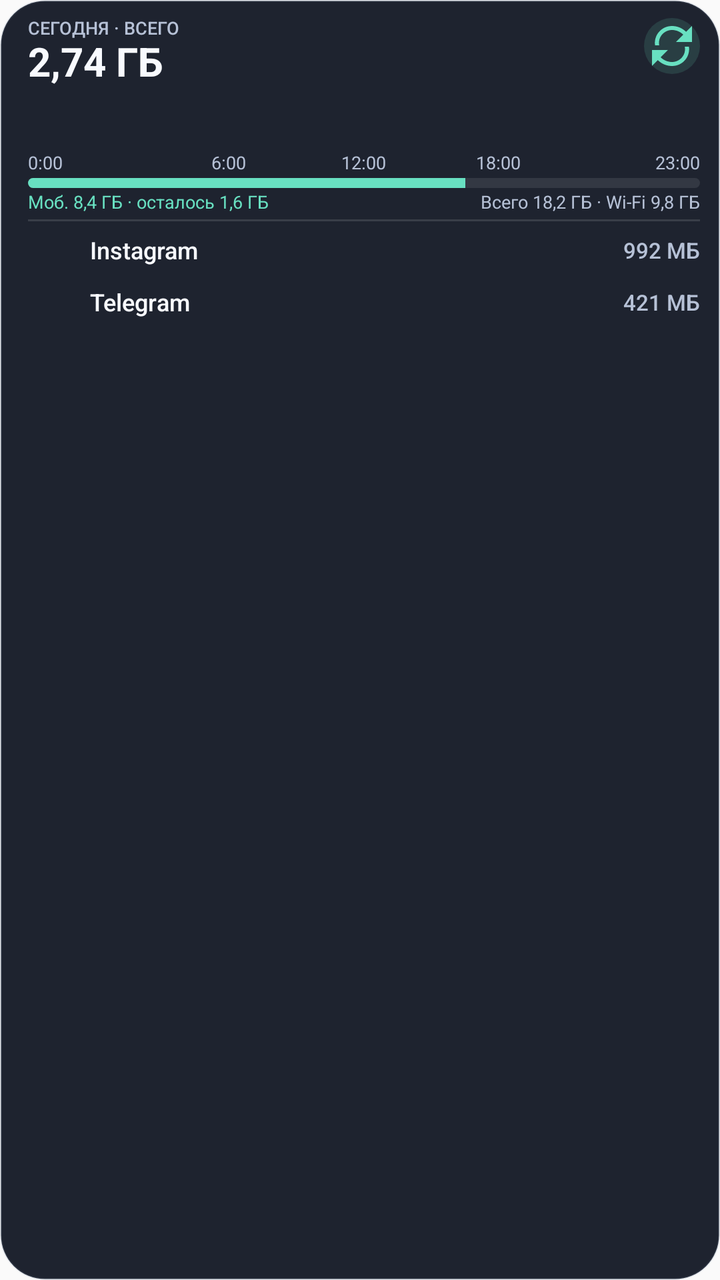
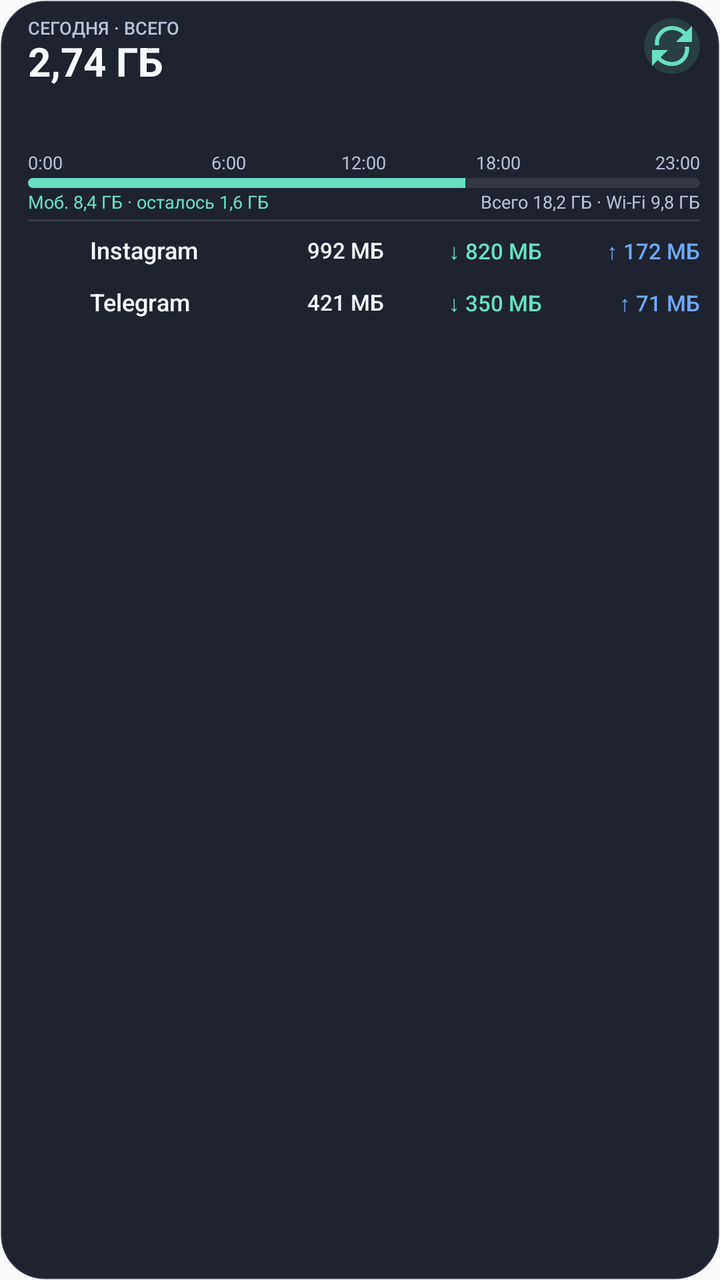

Screens rendered from an Android XML layout before and after an edit, with the pre-edit source and the edit as a unified diff.
<!-- AndroidManifest.xml: application theme Theme.App_monitoring -->
<!-- res/layout/widget_large_hourly.xml -->
<?xml version="1.0" encoding="utf-8"?>
<FrameLayout xmlns:android="http://schemas.android.com/apk/res/android"
    android:id="@+id/widget_root"
    android:layout_width="match_parent"
    android:layout_height="match_parent"
    android:background="@drawable/widget_background"
    android:paddingStart="14dp"
    android:paddingTop="9dp"
    android:paddingEnd="10dp"
    android:paddingBottom="8dp">

    <LinearLayout
        android:layout_width="match_parent"
        android:layout_height="match_parent"
        android:orientation="vertical">

        <LinearLayout
            android:layout_width="match_parent"
            android:layout_height="wrap_content"
            android:gravity="center_vertical"
            android:paddingEnd="30dp"
            android:orientation="horizontal">
            <LinearLayout
                android:layout_width="0dp"
                android:layout_height="wrap_content"
                android:layout_weight="1"
                android:orientation="vertical">
                <TextView
                    style="@style/WidgetLabel"
                    android:text="СЕГОДНЯ · ВСЕГО" />
                <TextView
                    android:id="@+id/large_hourly_today_total"
                    style="@style/WidgetValue"
                    android:text="2,74 ГБ"
                    android:textSize="20sp" />
            </LinearLayout>
        </LinearLayout>

        <ImageView
            android:id="@+id/large_hourly_chart"
            android:layout_width="match_parent"
            android:layout_height="31dp"
            android:layout_marginTop="2dp"
            android:contentDescription="@string/widget_hourly_chart"
            android:scaleType="fitXY" />

        <LinearLayout
            android:layout_width="match_parent"
            android:layout_height="wrap_content"
            android:orientation="horizontal">
            <TextView style="@style/WidgetMeta" android:layout_width="0dp" android:layout_weight="1" android:text="0:00" />
            <TextView style="@style/WidgetMeta" android:layout_width="0dp" android:layout_weight="1" android:gravity="center" android:text="6:00" />
            <TextView style="@style/WidgetMeta" android:layout_width="0dp" android:layout_weight="1" android:gravity="center" android:text="12:00" />
            <TextView style="@style/WidgetMeta" android:layout_width="0dp" android:layout_weight="1" android:gravity="center" android:text="18:00" />
            <TextView style="@style/WidgetMeta" android:layout_width="0dp" android:layout_weight="1" android:gravity="end" android:text="23:00" />
        </LinearLayout>

        <ProgressBar
            android:id="@+id/large_hourly_progress"
            style="?android:attr/progressBarStyleHorizontal"
            android:layout_width="match_parent"
            android:layout_height="5dp"
            android:layout_marginTop="2dp"
            android:indeterminate="false"
            android:max="1000"
            android:progress="650"
            android:progressDrawable="@drawable/widget_progress" />

        <LinearLayout
            android:layout_width="match_parent"
            android:layout_height="wrap_content"
            android:layout_marginTop="2dp"
            android:orientation="horizontal">
            <TextView
                android:id="@+id/large_hourly_mobile"
                style="@style/WidgetMeta"
                android:layout_width="0dp"
                android:layout_weight="1"
                android:text="Моб. 8,4 ГБ · осталось 1,6 ГБ"
                android:textColor="@color/widget_accent" />
            <TextView
                android:id="@+id/large_hourly_total"
                style="@style/WidgetMeta"
                android:text="Всего 18,2 ГБ · Wi‑Fi 9,8 ГБ" />
        </LinearLayout>

        <ImageView
            android:layout_width="match_parent"
            android:layout_height="1dp"
            android:layout_marginTop="3dp"
            android:layout_marginBottom="2dp"
            android:background="@drawable/widget_divider_horizontal"
            android:contentDescription="@null" />

        <LinearLayout
            android:id="@+id/widget_large_app_1"
            android:layout_width="match_parent"
            android:layout_height="26dp"
            android:gravity="center_vertical"
            android:orientation="horizontal">
            <ImageView android:id="@+id/widget_large_app_1_icon" style="@style/WidgetLargeAppIcon" />
            <TextView android:id="@+id/widget_large_app_1_name" style="@style/WidgetLargeAppName" android:text="Instagram" />
            <ProgressBar android:id="@+id/widget_large_app_1_progress" style="@style/WidgetLargeAppProgress" android:progress="1000" />
            <TextView android:id="@+id/widget_large_app_1_usage" style="@style/WidgetLargeAppUsage" android:text="992 МБ" />
        </LinearLayout>

        <LinearLayout
            android:id="@+id/widget_large_app_2"
            android:layout_width="match_parent"
            android:layout_height="26dp"
            android:gravity="center_vertical"
            android:orientation="horizontal">
            <ImageView android:id="@+id/widget_large_app_2_icon" style="@style/WidgetLargeAppIcon" />
            <TextView android:id="@+id/widget_large_app_2_name" style="@style/WidgetLargeAppName" android:text="Telegram" />
            <ProgressBar android:id="@+id/widget_large_app_2_progress" style="@style/WidgetLargeAppProgress" android:progress="520" />
            <TextView android:id="@+id/widget_large_app_2_usage" style="@style/WidgetLargeAppUsage" android:text="421 МБ" />
        </LinearLayout>

        <LinearLayout
            android:id="@+id/widget_large_app_3"
            android:layout_width="match_parent"
            android:layout_height="26dp"
            android:gravity="center_vertical"
            android:orientation="horizontal"
            android:visibility="gone">
            <ImageView android:id="@+id/widget_large_app_3_icon" style="@style/WidgetLargeAppIcon" />
            <TextView android:id="@+id/widget_large_app_3_name" style="@style/WidgetLargeAppName" android:text="YouTube" />
            <ProgressBar android:id="@+id/widget_large_app_3_progress" style="@style/WidgetLargeAppProgress" android:progress="420" />
            <TextView android:id="@+id/widget_large_app_3_usage" style="@style/WidgetLargeAppUsage" android:text="318 МБ" />
        </LinearLayout>

        <LinearLayout
            android:id="@+id/widget_large_app_4"
            android:layout_width="match_parent"
            android:layout_height="26dp"
            android:gravity="center_vertical"
            android:orientation="horizontal"
            android:visibility="gone">
            <ImageView android:id="@+id/widget_large_app_4_icon" style="@style/WidgetLargeAppIcon" />
            <TextView android:id="@+id/widget_large_app_4_name" style="@style/WidgetLargeAppName" android:text="Google Play" />
            <ProgressBar android:id="@+id/widget_large_app_4_progress" style="@style/WidgetLargeAppProgress" android:progress="310" />
            <TextView android:id="@+id/widget_large_app_4_usage" style="@style/WidgetLargeAppUsage" android:text="246 МБ" />
        </LinearLayout>

        <LinearLayout
            android:id="@+id/widget_large_app_5"
            android:layout_width="match_parent"
            android:layout_height="26dp"
            android:gravity="center_vertical"
            android:orientation="horizontal"
            android:visibility="gone">
            <ImageView android:id="@+id/widget_large_app_5_icon" style="@style/WidgetLargeAppIcon" />
            <TextView android:id="@+id/widget_large_app_5_name" style="@style/WidgetLargeAppName" android:text="Chrome" />
            <ProgressBar android:id="@+id/widget_large_app_5_progress" style="@style/WidgetLargeAppProgress" android:progress="240" />
            <TextView android:id="@+id/widget_large_app_5_usage" style="@style/WidgetLargeAppUsage" android:text="182 МБ" />
        </LinearLayout>

        <LinearLayout
            android:id="@+id/widget_large_app_6"
            android:layout_width="match_parent"
            android:layout_height="26dp"
            android:gravity="center_vertical"
            android:orientation="horizontal"
            android:visibility="gone">
            <ImageView android:id="@+id/widget_large_app_6_icon" style="@style/WidgetLargeAppIcon" />
            <TextView android:id="@+id/widget_large_app_6_name" style="@style/WidgetLargeAppName" android:text="Монитор" />
            <ProgressBar android:id="@+id/widget_large_app_6_progress" style="@style/WidgetLargeAppProgress" android:progress="180" />
            <TextView android:id="@+id/widget_large_app_6_usage" style="@style/WidgetLargeAppUsage" android:text="126 МБ" />
        </LinearLayout>
    </LinearLayout>

    <ImageButton
        android:id="@+id/widget_refresh"
        android:layout_width="28dp"
        android:layout_height="28dp"
        android:layout_gravity="top|end"
        android:background="@drawable/widget_refresh_background"
        android:contentDescription="@string/widget_refresh"
        android:padding="7dp"
        android:src="@drawable/ic_widget_refresh"
        android:tint="@color/widget_accent" />
</FrameLayout>
<!-- resources referenced by this layout -->
<resources>
  <color name="widget_accent">#FF68E0C1</color>
  <!-- drawable widget_background (drawable) -->
  <?xml version="1.0" encoding="utf-8"?>
  <shape xmlns:android="http://schemas.android.com/apk/res/android"
      android:shape="rectangle">
      <solid android:color="@color/widget_background" />
      <corners android:radius="22dp" />
      <stroke
          android:width="1dp"
          android:color="@color/widget_border" />
  </shape>
  <!-- drawable widget_divider_horizontal (drawable) -->
  <?xml version="1.0" encoding="utf-8"?>
  <shape xmlns:android="http://schemas.android.com/apk/res/android"
      android:shape="rectangle">
      <solid android:color="@color/widget_divider" />
  </shape>
  <!-- drawable widget_refresh_background (drawable) -->
  <?xml version="1.0" encoding="utf-8"?>
  <shape xmlns:android="http://schemas.android.com/apk/res/android"
      android:shape="oval">
      <solid android:color="@color/widget_accent_surface" />
  </shape>
  <string name="widget_hourly_chart">Почасовой график трафика за сегодня</string>
  <string name="widget_refresh">Обновить статистику</string>
  <style name="WidgetLargeAppIcon">
          <item name="android:layout_width">24dp</item>
          <item name="android:layout_height">24dp</item>
          <item name="android:contentDescription">@null</item>
          <item name="android:scaleType">fitCenter</item>
      </style>
  <style name="WidgetLargeAppName">
          <item name="android:layout_width">104dp</item>
          <item name="android:layout_height">wrap_content</item>
          <item name="android:layout_marginStart">7dp</item>
          <item name="android:ellipsize">end</item>
          <item name="android:fontFamily">sans-serif-medium</item>
          <item name="android:includeFontPadding">false</item>
          <item name="android:maxLines">1</item>
          <item name="android:textColor">@color/widget_text_primary</item>
          <item name="android:textSize">12sp</item>
      </style>
  <style name="WidgetLargeAppProgress">
          <item name="android:layout_width">0dp</item>
          <item name="android:layout_height">5dp</item>
          <item name="android:layout_marginStart">7dp</item>
          <item name="android:layout_weight">1</item>
          <item name="android:indeterminate">false</item>
          <item name="android:max">1000</item>
          <item name="android:progressDrawable">@drawable/widget_progress</item>
      </style>
  <style name="WidgetLargeAppUsage">
          <item name="android:layout_width">68dp</item>
          <item name="android:layout_height">wrap_content</item>
          <item name="android:layout_marginStart">7dp</item>
          <item name="android:ellipsize">end</item>
          <item name="android:fontFamily">sans-serif-medium</item>
          <item name="android:gravity">end</item>
          <item name="android:includeFontPadding">false</item>
          <item name="android:maxLines">1</item>
          <item name="android:textColor">@color/widget_text_secondary</item>
          <item name="android:textSize">11sp</item>
      </style>
  <style name="WidgetMeta">
          <item name="android:layout_width">wrap_content</item>
          <item name="android:layout_height">wrap_content</item>
          <item name="android:ellipsize">end</item>
          <item name="android:includeFontPadding">false</item>
          <item name="android:maxLines">1</item>
          <item name="android:textColor">@color/widget_text_secondary</item>
          <item name="android:textSize">9sp</item>
      </style>
  <style name="Theme.App_monitoring" parent="android:Theme.Material.Light.NoActionBar" />
  <color name="widget_background">#F2121824</color>
  <color name="widget_border">#267C8AA5</color>
  <color name="widget_divider">#1FFFFFFF</color>
  <color name="widget_progress_track">#18FFFFFF</color>
  <color name="widget_accent_surface">#2468E0C1</color>
  <color name="widget_text_secondary">#FFB6C1D6</color>
  <color name="widget_text_primary">#FFF8FAFF</color>
  <!-- unchanged entries left out for length: 4 -->
</resources>

<!-- the commit's change to res/layout/widget_large_hourly.xml (unified diff, before → after) -->
@@ -100,8 +100,9 @@
             android:orientation="horizontal">
             <ImageView android:id="@+id/widget_large_app_1_icon" style="@style/WidgetLargeAppIcon" />
             <TextView android:id="@+id/widget_large_app_1_name" style="@style/WidgetLargeAppName" android:text="Instagram" />
-            <ProgressBar android:id="@+id/widget_large_app_1_progress" style="@style/WidgetLargeAppProgress" android:progress="1000" />
-            <TextView android:id="@+id/widget_large_app_1_usage" style="@style/WidgetLargeAppUsage" android:text="992 МБ" />
+            <TextView android:id="@+id/widget_large_app_1_total" style="@style/WidgetLargeAppTotal" android:text="992 МБ" />
+            <TextView android:id="@+id/widget_large_app_1_received" style="@style/WidgetLargeAppTransfer" android:text="↓ 820 МБ" android:textColor="@color/widget_accent" />
+            <TextView android:id="@+id/widget_large_app_1_sent" style="@style/WidgetLargeAppTransfer" android:text="↑ 172 МБ" android:textColor="@color/widget_blue" />
         </LinearLayout>
 
         <LinearLayout
@@ -112,8 +113,9 @@
             android:orientation="horizontal">
             <ImageView android:id="@+id/widget_large_app_2_icon" style="@style/WidgetLargeAppIcon" />
             <TextView android:id="@+id/widget_large_app_2_name" style="@style/WidgetLargeAppName" android:text="Telegram" />
-            <ProgressBar android:id="@+id/widget_large_app_2_progress" style="@style/WidgetLargeAppProgress" android:progress="520" />
-            <TextView android:id="@+id/widget_large_app_2_usage" style="@style/WidgetLargeAppUsage" android:text="421 МБ" />
+            <TextView android:id="@+id/widget_large_app_2_total" style="@style/WidgetLargeAppTotal" android:text="421 МБ" />
+            <TextView android:id="@+id/widget_large_app_2_received" style="@style/WidgetLargeAppTransfer" android:text="↓ 350 МБ" android:textColor="@color/widget_accent" />
+            <TextView android:id="@+id/widget_large_app_2_sent" style="@style/WidgetLargeAppTransfer" android:text="↑ 71 МБ" android:textColor="@color/widget_blue" />
         </LinearLayout>
 
         <LinearLayout
@@ -125,8 +127,9 @@
             android:visibility="gone">
             <ImageView android:id="@+id/widget_large_app_3_icon" style="@style/WidgetLargeAppIcon" />
             <TextView android:id="@+id/widget_large_app_3_name" style="@style/WidgetLargeAppName" android:text="YouTube" />
-            <ProgressBar android:id="@+id/widget_large_app_3_progress" style="@style/WidgetLargeAppProgress" android:progress="420" />
-            <TextView android:id="@+id/widget_large_app_3_usage" style="@style/WidgetLargeAppUsage" android:text="318 МБ" />
+            <TextView android:id="@+id/widget_large_app_3_total" style="@style/WidgetLargeAppTotal" android:text="318 МБ" />
+            <TextView android:id="@+id/widget_large_app_3_received" style="@style/WidgetLargeAppTransfer" android:text="↓ 280 МБ" android:textColor="@color/widget_accent" />
+            <TextView android:id="@+id/widget_large_app_3_sent" style="@style/WidgetLargeAppTransfer" android:text="↑ 38 МБ" android:textColor="@color/widget_blue" />
         </LinearLayout>
 
         <LinearLayout
@@ -138,8 +141,9 @@
             android:visibility="gone">
             <ImageView android:id="@+id/widget_large_app_4_icon" style="@style/WidgetLargeAppIcon" />
             <TextView android:id="@+id/widget_large_app_4_name" style="@style/WidgetLargeAppName" android:text="Google Play" />
-            <ProgressBar android:id="@+id/widget_large_app_4_progress" style="@style/WidgetLargeAppProgress" android:progress="310" />
-            <TextView android:id="@+id/widget_large_app_4_usage" style="@style/WidgetLargeAppUsage" android:text="246 МБ" />
+            <TextView android:id="@+id/widget_large_app_4_total" style="@style/WidgetLargeAppTotal" android:text="246 МБ" />
+            <TextView android:id="@+id/widget_large_app_4_received" style="@style/WidgetLargeAppTransfer" android:text="↓ 210 МБ" android:textColor="@color/widget_accent" />
+            <TextView android:id="@+id/widget_large_app_4_sent" style="@style/WidgetLargeAppTransfer" android:text="↑ 36 МБ" android:textColor="@color/widget_blue" />
         </LinearLayout>
 
         <LinearLayout
@@ -151,8 +155,9 @@
             android:visibility="gone">
             <ImageView android:id="@+id/widget_large_app_5_icon" style="@style/WidgetLargeAppIcon" />
             <TextView android:id="@+id/widget_large_app_5_name" style="@style/WidgetLargeAppName" android:text="Chrome" />
-            <ProgressBar android:id="@+id/widget_large_app_5_progress" style="@style/WidgetLargeAppProgress" android:progress="240" />
-            <TextView android:id="@+id/widget_large_app_5_usage" style="@style/WidgetLargeAppUsage" android:text="182 МБ" />
+            <TextView android:id="@+id/widget_large_app_5_total" style="@style/WidgetLargeAppTotal" android:text="182 МБ" />
+            <TextView android:id="@+id/widget_large_app_5_received" style="@style/WidgetLargeAppTransfer" android:text="↓ 150 МБ" android:textColor="@color/widget_accent" />
+            <TextView android:id="@+id/widget_large_app_5_sent" style="@style/WidgetLargeAppTransfer" android:text="↑ 32 МБ" android:textColor="@color/widget_blue" />
         </LinearLayout>
 
         <LinearLayout
@@ -164,8 +169,9 @@
             android:visibility="gone">
             <ImageView android:id="@+id/widget_large_app_6_icon" style="@style/WidgetLargeAppIcon" />
             <TextView android:id="@+id/widget_large_app_6_name" style="@style/WidgetLargeAppName" android:text="Монитор" />
-            <ProgressBar android:id="@+id/widget_large_app_6_progress" style="@style/WidgetLargeAppProgress" android:progress="180" />
-            <TextView android:id="@+id/widget_large_app_6_usage" style="@style/WidgetLargeAppUsage" android:text="126 МБ" />
+            <TextView android:id="@+id/widget_large_app_6_total" style="@style/WidgetLargeAppTotal" android:text="126 МБ" />
+            <TextView android:id="@+id/widget_large_app_6_received" style="@style/WidgetLargeAppTransfer" android:text="↓ 104 МБ" android:textColor="@color/widget_accent" />
+            <TextView android:id="@+id/widget_large_app_6_sent" style="@style/WidgetLargeAppTransfer" android:text="↑ 22 МБ" android:textColor="@color/widget_blue" />
         </LinearLayout>
     </LinearLayout>
 
<!-- resource entries referenced after the edit -->
@@ -1,6 +1,7 @@
 <!-- resources referenced by this layout -->
 <resources>
   <color name="widget_accent">#FF68E0C1</color>
+  <color name="widget_blue">#FF6FA8F7</color>
   <!-- drawable widget_background (drawable) -->
   <?xml version="1.0" encoding="utf-8"?>
   <shape xmlns:android="http://schemas.android.com/apk/res/android"
@@ -32,8 +33,9 @@
           <item name="android:scaleType">fitCenter</item>
       </style>
   <style name="WidgetLargeAppName">
-          <item name="android:layout_width">104dp</item>
+          <item name="android:layout_width">0dp</item>
           <item name="android:layout_height">wrap_content</item>
+          <item name="android:layout_weight">1</item>
           <item name="android:layout_marginStart">7dp</item>
           <item name="android:ellipsize">end</item>
           <item name="android:fontFamily">sans-serif-medium</item>
@@ -42,17 +44,12 @@
           <item name="android:textColor">@color/widget_text_primary</item>
           <item name="android:textSize">12sp</item>
       </style>
-  <style name="WidgetLargeAppProgress">
-          <item name="android:layout_width">0dp</item>
-          <item name="android:layout_height">5dp</item>
-          <item name="android:layout_marginStart">7dp</item>
-          <item name="android:layout_weight">1</item>
-          <item name="android:indeterminate">false</item>
-          <item name="android:max">1000</item>
-          <item name="android:progressDrawable">@drawable/widget_progress</item>
+  <style name="WidgetLargeAppTotal" parent="WidgetLargeAppTransfer">
+          <item name="android:layout_width">66dp</item>
+          <item name="android:textColor">@color/widget_text_primary</item>
       </style>
-  <style name="WidgetLargeAppUsage">
-          <item name="android:layout_width">68dp</item>
+  <style name="WidgetLargeAppTransfer">
+          <item name="android:layout_width">72dp</item>
           <item name="android:layout_height">wrap_content</item>
           <item name="android:layout_marginStart">7dp</item>
           <item name="android:ellipsize">end</item>
